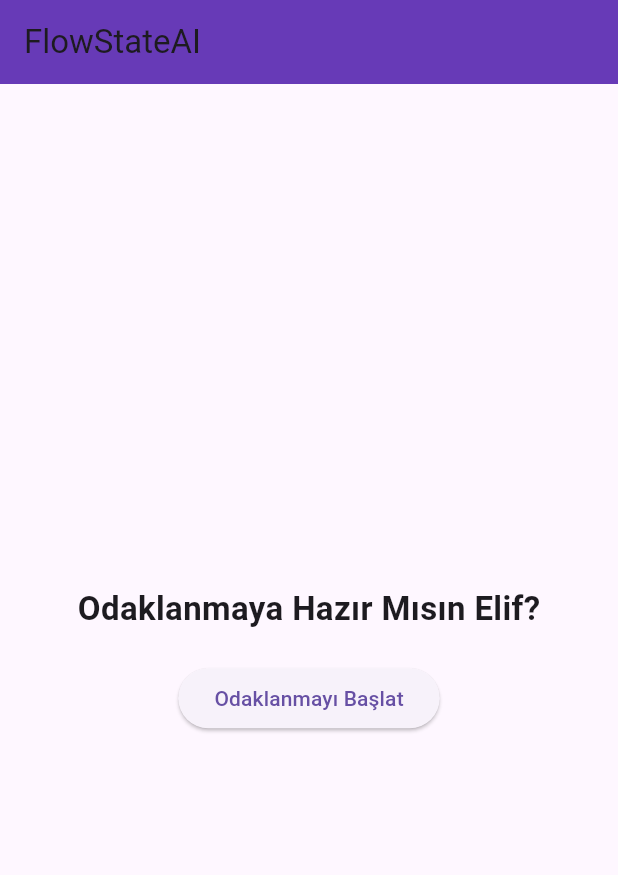
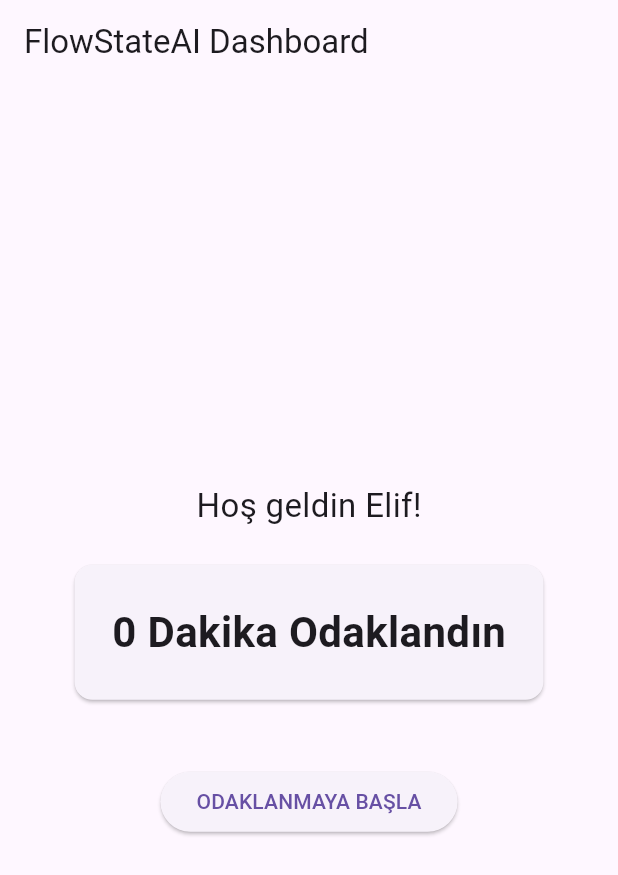
Before and after one commit to elifyesilyurt/FlowStateAI, a Flutter app: the screen it shows after launch, on a phone screen of 412 x 824 dp. Shown: the top 875 px of the screen. Run offline on Flutter 3.47's test engine with Material 3 defaults, Android fonts, the phone set to English and light mode, and no system bars; our stand-ins replace shared_preferences.

Commit message:
6. Gun: Dashboard tamamlandi ve shared_preferences entegre edildi

```diff
--- a/lib/main.dart
+++ b/lib/main.dart
@@ -1,49 +1,62 @@
+import 'package:flutter/material.dart';
+import 'package:shared_preferences/shared_preferences.dart';
 import 'focus_page.dart';
-import 'package:flutter/material.dart';
 
-void main() {
-  runApp(const FlowStateAI());
-}
+void main() => runApp(const FlowStateAI());
 
 class FlowStateAI extends StatelessWidget {
   const FlowStateAI({super.key});
+  @override
+  Widget build(BuildContext context) => MaterialApp(
+    debugShowCheckedModeBanner: false,
+    theme: ThemeData(primarySwatch: Colors.deepPurple, useMaterial3: true),
+    home: const DashboardPage(),
+  );
+}
+
+class DashboardPage extends StatefulWidget {
+  const DashboardPage({super.key});
+  @override
+  State<DashboardPage> createState() => _DashboardPageState();
+}
+
+class _DashboardPageState extends State<DashboardPage> {
+  int _totalMinutes = 0;
 
   @override
-  Widget build(BuildContext context) {
-    return const MaterialApp(
-      debugShowCheckedModeBanner: false,
-      home: HomePage(), // Ana içeriği aşağıya taşıdık
-    );
+  void initState() {
+    super.initState();
+    _loadStats();
   }
-}
 
-class HomePage extends StatelessWidget {
-  const HomePage({super.key});
+  Future<void> _loadStats() async {
+    final prefs = await SharedPreferences.getInstance();
+    setState(() {
+      _totalMinutes = prefs.getInt('total_minutes') ?? 0;
+    });
+  }
 
   @override
   Widget build(BuildContext context) {
     return Scaffold(
-      appBar: AppBar(
-        title: const Text('FlowStateAI'),
-        backgroundColor: Colors.deepPurple,
-      ),
+      appBar: AppBar(title: const Text("FlowStateAI Dashboard")),
       body: Center(
         child: Column(
           mainAxisAlignment: MainAxisAlignment.center,
           children: [
-            const Text(
-              'Odaklanmaya Hazır Mısın Elif?',
-              style: TextStyle(fontSize: 22, fontWeight: FontWeight.bold),
+            const Text("Hoş geldin Elif!", style: TextStyle(fontSize: 22)),
+            const SizedBox(height: 20),
+            Card(
+              child: Padding(
+                padding: const EdgeInsets.all(25.0),
+                child: Text("$_totalMinutes Dakika Odaklandın",
+                  style: const TextStyle(fontSize: 28, fontWeight: FontWeight.bold)),
+              ),
             ),
-            const SizedBox(height: 20),
+            const SizedBox(height: 40),
             ElevatedButton(
-              onPressed: () {
-                Navigator.push(
-                  context,
-                  MaterialPageRoute(builder: (context) => const FocusPage()),
-                );
-              },
-              child: const Text('Odaklanmayı Başlat'),
+              onPressed: () => Navigator.push(context, MaterialPageRoute(builder: (context) => const FocusPage())),
+              child: const Text("ODAKLANMAYA BAŞLA"),
             ),
           ],
         ),
```
Also changed, not shown: pubspec.yaml (+4 -69 lines), pubspec.lock, 10 other files.
